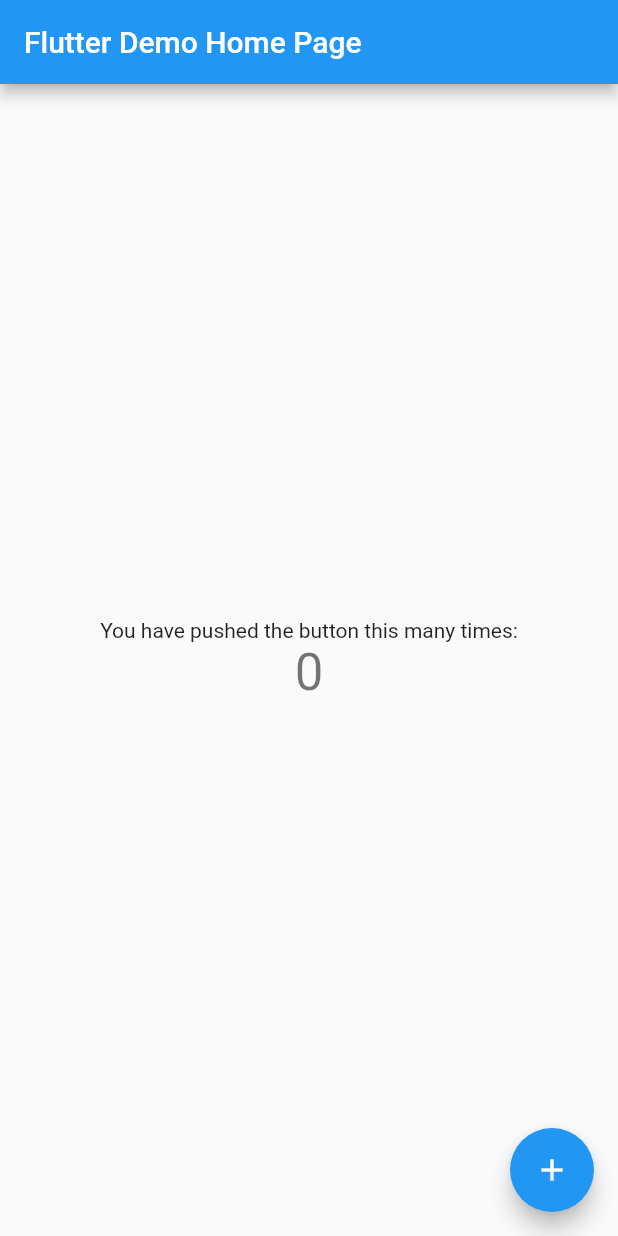
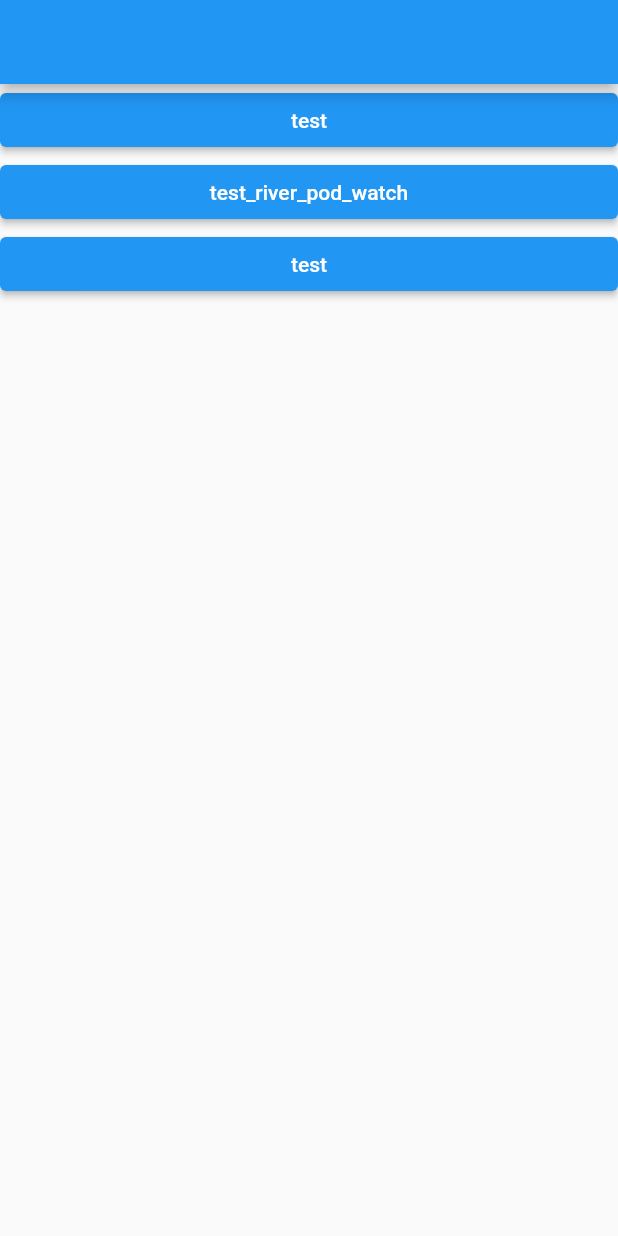
Before and after one commit to junki-pw/go_router_with_riverpod, a Flutter app: the screen it shows after launch, on a phone screen of 412 x 824 dp. Run offline on Flutter 3.47's test engine with Material 2 defaults, Android fonts, the light colour scheme and no system bars; our stand-ins replace flutter_riverpod, go_router.

Commit message:
とりあえず、現状分をcommit

```diff
--- /dev/null
+++ b/lib/go_router_notifier.dart
@@ -0,0 +1,15 @@
+import 'package:flutter/material.dart';
+import 'package:flutter_riverpod/flutter_riverpod.dart';
+
+class LoginInfo extends ChangeNotifier {
+  bool isLogin = false;
+
+  void updateLoginStatus() {
+    isLogin = !isLogin;
+    notifyListeners();
+  }
+}
+
+final goNotifyProvider = Provider((ref) {
+  return LoginInfo();
+});
--- /dev/null
+++ b/lib/go_router_provider.dart
@@ -0,0 +1,88 @@
+import 'package:flutter/foundation.dart';
+import 'package:flutter/material.dart';
+import 'package:flutter_riverpod/flutter_riverpod.dart';
+import 'package:go_router/go_router.dart';
+import 'package:go_router_with_riverpod/test_river_pod_watch_screen.dart';
+
+import 'go_router_notifier.dart';
+import 'main.dart';
+
+final routerProvider = Provider<GoRouter>((ref) {
+  final notifier = ref.read(goNotifyProvider);
+  bool isFirstRedirect = false;
+  String? firstLocation; //ブラウザから直接入力した際のlocation
+
+  return GoRouter(
+    initialLocation: '/',
+    refreshListenable: notifier, // 検知して、処理を行う為のChangeNotifier
+    redirect: (context, state) async {
+      /// ここの中で、普通にログインチェックしたら問題なさそう
+      /// ただし、ここで毎回isSignedInとかしてたら無駄だから、やり方は考える
+      /// 既にログインしている場合の２重チェックをisDuplicateみたいな感じで変数を持つ
+
+      if (!isFirstRedirect) {
+        firstLocation = state.location;
+        if (kDebugMode) print('firstUrlPath: $firstLocation');
+        isFirstRedirect = true;
+      }
+      if (kDebugMode) print('location: ${state.location}');
+      // final testM = ref.read(goNotifyProvider);
+      //
+      // var isLogin = testM.isLogin;
+      // print('isLogin: $isLogin');
+      // return isLogin ? '/settings/123' : '/';
+      // print('state: $state');
+      // var index = 1;
+      // if (index == 1) return '/test_river_pod_watch';
+      return null;
+    },
+    routes: [
+      GoRoute(
+        name: "MyHomePage",
+        path: '/',
+        pageBuilder: (context, state) => NoTransitionPage<void>(
+          key: state.pageKey,
+          child: MyHomePage(),
+        ),
+      ),
+      GoRoute(
+        name: "test_river_pod_watch",
+        path: '/test_river_pod_watch',
+        pageBuilder: (context, state) => NoTransitionPage<void>(
+          key: state.pageKey,
+          child: const TestRiverPodWatchScreen(),
+        ),
+      ),
+      GoRoute(
+        name: "settings",
+        path: '/settings/:id',
+        pageBuilder: (context, state) {
+          // print('state: ${state.extra}');
+          final params = state.params;
+          // print('params: $params');
+          return NoTransitionPage<void>(
+            key: state.pageKey,
+            child: const SettingsScreen(),
+          );
+        },
+      ),
+      GoRoute(
+        name: "detail",
+        path: "/detail/:pid",
+        builder: (context, state) {
+          final String id = state.params['pid']!;
+          return DetailScreen(pid: id);
+        },
+      ),
+    ],
+    //遷移ページがないなどのエラーが発生した時に、このページに行く
+    errorPageBuilder: (context, state) => NoTransitionPage<void>(
+      key: state.pageKey,
+      child: Scaffold(
+        body: Center(
+          child: Text('エラーが発生しました' * 10),
+        ),
+      ),
+    ),
+  );
+});
--- a/lib/main.dart
+++ b/lib/main.dart
@@ -1,115 +1,115 @@
 import 'package:flutter/material.dart';
+import 'package:go_router/go_router.dart';
+import 'go_router_notifier.dart';
+import 'go_router_provider.dart';
+import 'package:flutter_riverpod/flutter_riverpod.dart';
 
 void main() {
-  runApp(const MyApp());
+  runApp(
+    ProviderScope(child: MyApp()),
+  );
 }
 
-class MyApp extends StatelessWidget {
-  const MyApp({super.key});
+class MyApp extends ConsumerWidget {
+  MyApp({Key? key}) : super(key: key);
 
-  // This widget is the root of your application.
   @override
-  Widget build(BuildContext context) {
-    return MaterialApp(
+  Widget build(BuildContext context, WidgetRef ref) {
+    final _router = ref.watch(routerProvider);
+    // Future(() async {
+    //   await Future.delayed(Duration(seconds: 3));
+    //   context.go('/settings/id');
+    // });
+
+    return MaterialApp.router(
       title: 'Flutter Demo',
-      theme: ThemeData(
-        // This is the theme of your application.
-        //
-        // Try running your application with "flutter run". You'll see the
-        // application has a blue toolbar. Then, without quitting the app, try
-        // changing the primarySwatch below to Colors.green and then invoke
-        // "hot reload" (press "r" in the console where you ran "flutter run",
-        // or simply save your changes to "hot reload" in a Flutter IDE).
-        // Notice that the counter didn't reset back to zero; the application
-        // is not restarted.
-        primarySwatch: Colors.blue,
-      ),
-      home: const MyHomePage(title: 'Flutter Demo Home Page'),
+      debugShowCheckedModeBanner: false,
+      routeInformationProvider: _router.routeInformationProvider,
+      routeInformationParser: _router.routeInformationParser,
+      routerDelegate: _router.routerDelegate,
+      theme: ThemeData(primarySwatch: Colors.blue),
     );
   }
 }
 
-class MyHomePage extends StatefulWidget {
-  const MyHomePage({super.key, required this.title});
-
-  // This widget is the home page of your application. It is stateful, meaning
-  // that it has a State object (defined below) that contains fields that affect
-  // how it looks.
-
-  // This class is the configuration for the state. It holds the values (in this
-  // case the title) provided by the parent (in this case the App widget) and
-  // used by the build method of the State. Fields in a Widget subclass are
-  // always marked "final".
-
-  final String title;
+class MyHomePage extends ConsumerStatefulWidget {
+  const MyHomePage({
+    Key? key,
+  }) : super(key: key);
 
   @override
-  State<MyHomePage> createState() => _MyHomePageState();
+  ConsumerState createState() => _MyHomePageState();
 }
 
-class _MyHomePageState extends State<MyHomePage> {
+class _MyHomePageState extends ConsumerState<MyHomePage> {
   int _counter = 0;
-
-  void _incrementCounter() {
-    setState(() {
-      // This call to setState tells the Flutter framework that something has
-      // changed in this State, which causes it to rerun the build method below
-      // so that the display can reflect the updated values. If we changed
-      // _counter without calling setState(), then the build method would not be
-      // called again, and so nothing would appear to happen.
-      _counter++;
-    });
-  }
 
   @override
   Widget build(BuildContext context) {
-    // This method is rerun every time setState is called, for instance as done
-    // by the _incrementCounter method above.
-    //
-    // The Flutter framework has been optimized to make rerunning build methods
-    // fast, so that you can just rebuild anything that needs updating rather
-    // than having to individually change instances of widgets.
+    Future(() async {
+      print('MyHomePage');
+      // await Future.delayed(Duration(seconds: 3));
+      // context.go('/settings/id');
+    });
     return Scaffold(
-      appBar: AppBar(
-        // Here we take the value from the MyHomePage object that was created by
-        // the App.build method, and use it to set our appbar title.
-        title: Text(widget.title),
+      appBar: AppBar(),
+      body: ListView(
+        children: [
+          ElevatedButton(
+            onPressed: () {
+              context.go('/settings/id', extra: '引数入れました');
+            },
+            child: Text('test'),
+          ),
+          ElevatedButton(
+            onPressed: () {
+              context.push('/test_river_pod_watch', extra: '引数入れました');
+            },
+            child: Text('test_river_pod_watch'),
+          ),
+          ElevatedButton(
+            onPressed: () {
+              print('スタート');
+              ref.read(goNotifyProvider).updateLoginStatus();
+              print('終了');
+            },
+            child: Text('test'),
+          ),
+        ],
       ),
-      body: Center(
-        // Center is a layout widget. It takes a single child and positions it
-        // in the middle of the parent.
-        child: Column(
-          // Column is also a layout widget. It takes a list of children and
-          // arranges them vertically. By default, it sizes itself to fit its
-          // children horizontally, and tries to be as tall as its parent.
-          //
-          // Invoke "debug painting" (press "p" in the console, choose the
-          // "Toggle Debug Paint" action from the Flutter Inspector in Android
-          // Studio, or the "Toggle Debug Paint" command in Visual Studio Code)
-          // to see the wireframe for each widget.
-          //
-          // Column has various properties to control how it sizes itself and
-          // how it positions its children. Here we use mainAxisAlignment to
-          // center the children vertically; the main axis here is the vertical
-          // axis because Columns are vertical (the cross axis would be
-          // horizontal).
-          mainAxisAlignment: MainAxisAlignment.center,
-          children: <Widget>[
-            const Text(
-              'You have pushed the button this many times:',
-            ),
-            Text(
-              '$_counter',
-              style: Theme.of(context).textTheme.headline4,
-            ),
-          ],
-        ),
-      ),
-      floatingActionButton: FloatingActionButton(
-        onPressed: _incrementCounter,
-        tooltip: 'Increment',
-        child: const Icon(Icons.add),
-      ), // This trailing comma makes auto-formatting nicer for build methods.
     );
   }
 }
+
+class SettingsScreen extends StatelessWidget {
+  const SettingsScreen({Key? key}) : super(key: key);
+
+  @override
+  Widget build(BuildContext context) {
+    return Scaffold(
+      appBar: AppBar(),
+      body: Text('SettingsScreen'),
+    );
+  }
+}
+
+class DetailScreen extends StatelessWidget {
+  const DetailScreen({Key? key, required this.pid}) : super(key: key);
+  final String pid;
+
+  @override
+  Widget build(BuildContext context) {
+    return Scaffold(
+      appBar: AppBar(),
+      body: Column(
+        children: [
+          Text('DetailScreen: $pid'),
+          ElevatedButton(
+            onPressed: () => Navigator.pop(context),
+            child: Text('戻る'),
+          ),
+        ],
+      ),
+    );
+  }
+}
--- a/pubspec.yaml
+++ b/pubspec.yaml
@@ -48,6 +48,9 @@
   # rules and activating additional ones.
   flutter_lints: ^2.0.0
 
+  go_router: ^5.2.1
+  flutter_riverpod: ^2.1.1
+
 # For information on the generic Dart part of this file, see the
 # following page: https://dart.dev/tools/pub/pubspec
 
```
Also changed, not shown: lib/test_river_pod_watch_screen.dart (added, +34 -0 lines), firebase.json (added), pubspec.lock, 3 other files.
